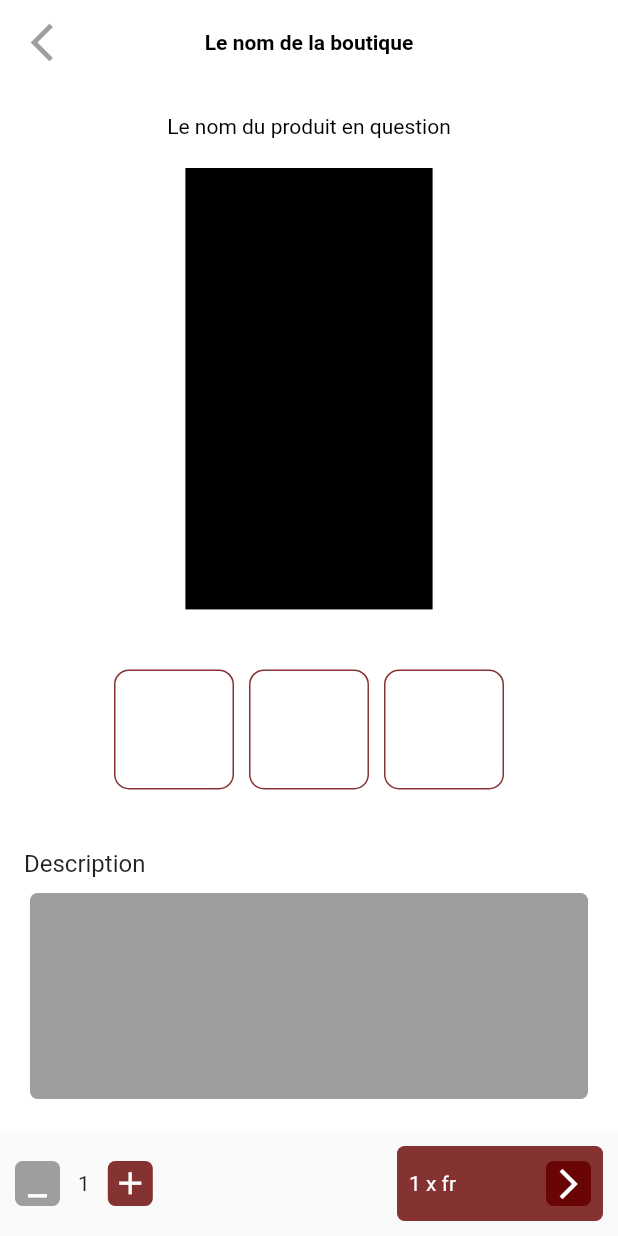
After one commit to Dorgeles/project-keh, a Flutter app: the DetailItem screen opened directly, on a phone screen of 412 x 824 dp. The commit adds this screen. Run offline on Flutter 3.47's test engine with Material 2 defaults, Android fonts, the phone set to English and light mode, and no system bars; our stand-ins replace font_awesome_flutter.

Commit message:
ending the detail item

```diff
--- /dev/null
+++ b/lib/components/icon-arrow-back.component.dart
@@ -0,0 +1,22 @@
+import 'package:flutter/material.dart';
+import 'package:keh/components/theme.component.dart';
+
+class IconArrowBack extends StatelessWidget {
+  const IconArrowBack({
+    Key? key,
+  }) : super(key: key);
+
+  @override
+  Widget build(BuildContext context) {
+    return IconButton(
+      icon: Icon(
+        Icons.arrow_back_ios_new,
+        color: secondary,
+        size: 30,
+      ),
+      onPressed: () {
+        Navigator.pop(context);
+      },
+    );
+  }
+}
--- /dev/null
+++ b/lib/screens/brobrolis-screen/detail-item.screen.dart
@@ -0,0 +1,231 @@
+import 'package:flutter/material.dart';
+import 'package:keh/components/icon-arrow-back.component.dart';
+import 'package:keh/components/theme.component.dart';
+
+class DetailItem extends StatefulWidget {
+  const DetailItem({Key? key}) : super(key: key);
+
+  @override
+  _DetailItemState createState() => _DetailItemState();
+}
+
+class _DetailItemState extends State<DetailItem> {
+  int value = 1;
+  @override
+  Widget build(BuildContext context) {
+    final size = MediaQuery.of(context).size;
+    return Scaffold(
+        backgroundColor: white,
+        appBar: AppBar(
+          elevation: 0,
+          backgroundColor: white,
+          leading: IconArrowBack(),
+          title: Text(
+            'Le nom de la boutique',
+            style: TextStyle(
+              color: dark,
+              fontSize: 14,
+              fontWeight: FontWeight.bold,
+            ),
+          ),
+          centerTitle: true,
+        ),
+        body: Padding(
+            padding: const EdgeInsets.symmetric(horizontal: 16.0),
+            child: SingleChildScrollView(
+                child: Column(children: [
+              SizedBox(
+                height: 20,
+              ),
+              Text(
+                "Le nom du produit en question",
+                style: TextStyle(
+                  color: dark,
+                  fontSize: 14,
+                ),
+              ),
+              SizedBox(
+                height: 20,
+              ),
+              Row(
+                mainAxisAlignment: MainAxisAlignment.center,
+                children: [
+                  Container(
+                    height: size.height / 2.8,
+                    color: dark,
+                    width: size.width / 2.5,
+                  ),
+                ],
+              ),
+              SizedBox(
+                height: 30,
+              ),
+              Row(mainAxisAlignment: MainAxisAlignment.center, children: [
+                Padding(
+                  padding:
+                      const EdgeInsets.symmetric(horizontal: 5.0, vertical: 10),
+                  child: Container(
+                    height: 80,
+                    width: 80,
+                    decoration: BoxDecoration(
+                        border: Border.all(
+                          width: 1,
+                          color: primary,
+                        ),
+                        borderRadius: BorderRadius.circular(10)),
+                  ),
+                ),
+                Padding(
+                  padding:
+                      const EdgeInsets.symmetric(horizontal: 5.0, vertical: 10),
+                  child: Container(
+                    height: 80,
+                    width: 80,
+                    decoration: BoxDecoration(
+                        border: Border.all(
+                          width: 1,
+                          color: primary,
+                        ),
+                        borderRadius: BorderRadius.circular(10)),
+                  ),
+                ),
+                Padding(
+                    padding: const EdgeInsets.symmetric(
+                        horizontal: 5.0, vertical: 10),
+                    child: Container(
+                      height: 80,
+                      width: 80,
+                      decoration: BoxDecoration(
+                          border: Border.all(
+                            width: 1,
+                            color: primary,
+                          ),
+                          borderRadius: BorderRadius.circular(10)),
+                    ))
+              ]),
+              SizedBox(
+                height: 30,
+              ),
+              Row(
+                children: [
+                  Text(
+                    "Description",
+                    style: TextStyle(fontSize: 16),
+                  ),
+                ],
+              ),
+              SizedBox(
+                height: 10,
+              ),
+              Container(
+                height: size.height / 6,
+                width: size.width - 40,
+                decoration: BoxDecoration(
+                    borderRadius: BorderRadius.circular(5), color: secondary),
+              )
+            ]))),
+        bottomSheet: Padding(
+            padding: const EdgeInsets.all(10.0),
+            child: Container(
+                child: Row(
+                    mainAxisAlignment: MainAxisAlignment.spaceBetween,
+                    children: [
+                  Row(children: [
+                    GestureDetector(
+                        behavior: HitTestBehavior.translucent,
+                        onTap: () {
+                          setState(() {
+                            value--;
+                            if (value <= 0) {
+                              value = 1;
+                            }
+                          });
+                        },
+                        child: Container(
+                            height: 30,
+                            width: 30,
+                            decoration: BoxDecoration(
+                                borderRadius: BorderRadius.circular(5),
+                                color: secondary),
+                            child: Padding(
+                              padding: const EdgeInsets.only(bottom: .0),
+                              child: Icon(
+                                Icons.minimize,
+                                size: 25,
+                                color: white,
+                              ),
+                            ))),
+                    Padding(
+                      padding: const EdgeInsets.all(12.0),
+                      child: Text(
+                        value.toString(),
+                        style: TextStyle(fontSize: 14),
+                      ),
+                    ),
+                    GestureDetector(
+                        behavior: HitTestBehavior.translucent,
+                        onTap: () {
+                          setState(() {
+                            value++;
+                          });
+                        },
+                        child: Container(
+                            height: 30,
+                            width: 30,
+                            decoration: BoxDecoration(
+                              borderRadius: BorderRadius.circular(5),
+                              color: primary,
+                            ),
+                            child: Icon(
+                              Icons.add,
+                              size: 25,
+                              color: white,
+                            )))
+                  ]),
+                  GestureDetector(
+                      onTap: () {
+                        ScaffoldMessenger.of(context).showSnackBar(SnackBar(
+                          duration: Duration(seconds: 1),
+                          content: Text("article ajouté"),
+                        ));
+                        Navigator.pop(context);
+                      },
+                      child: Container(
+                          width: size.width / 3,
+                          height: 50,
+                          decoration: BoxDecoration(
+                              borderRadius: BorderRadius.circular(5),
+                              color: primary),
+                          child: Row(
+                            mainAxisAlignment: MainAxisAlignment.center,
+                            children: [
+                              Padding(
+                                padding: const EdgeInsets.only(left: 8.0),
+                                child: Text(
+                                  '$value x fr',
+                                  style: TextStyle(fontSize: 14, color: white),
+                                ),
+                              ),
+                              Spacer(),
+                              Padding(
+                                padding: const EdgeInsets.only(right: 8.0),
+                                child: Container(
+                                  height: 30,
+                                  width: 30,
+                                  decoration: BoxDecoration(
+                                    borderRadius: BorderRadius.circular(5),
+                                    color: primary.withOpacity(0.9),
+                                  ),
+                                  child: Center(
+                                    child: Icon(
+                                      Icons.arrow_forward_ios,
+                                      color: white,
+                                    ),
+                                  ),
+                                ),
+                              )
+                            ],
+                          )))
+                ]))));
+  }
+}
```
Also changed, not shown: lib/screens/brobrolis-screen/brobros.screen.dart (+17 -88 lines), lib/screens/brobrolis-screen/component/item-widget.component.dart (added, +138 -0 lines).
